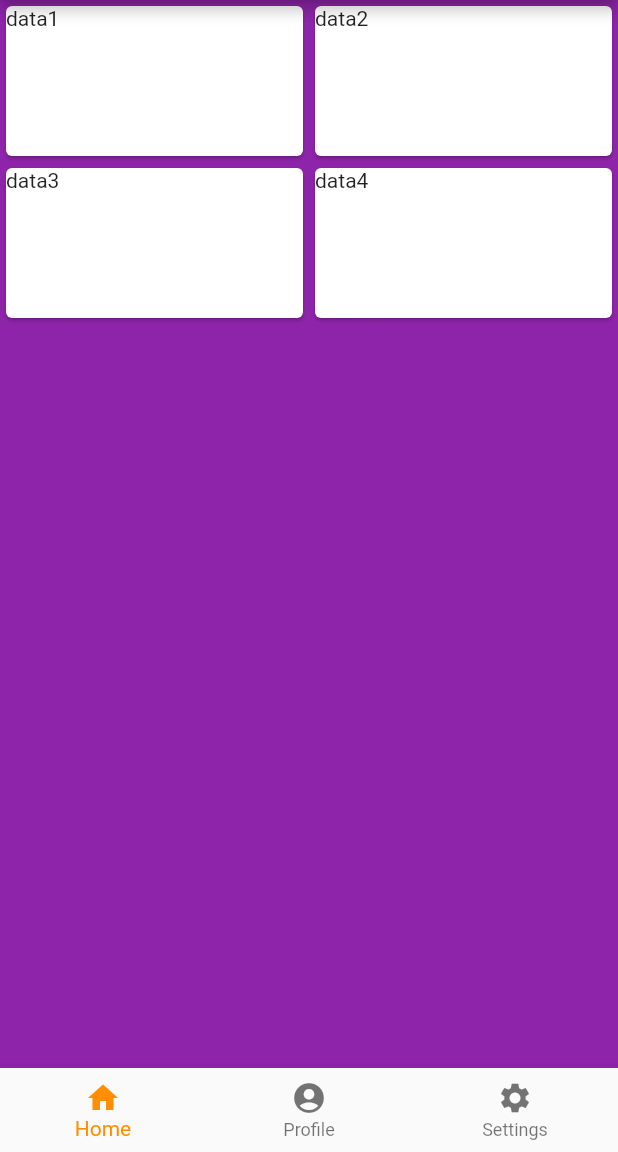
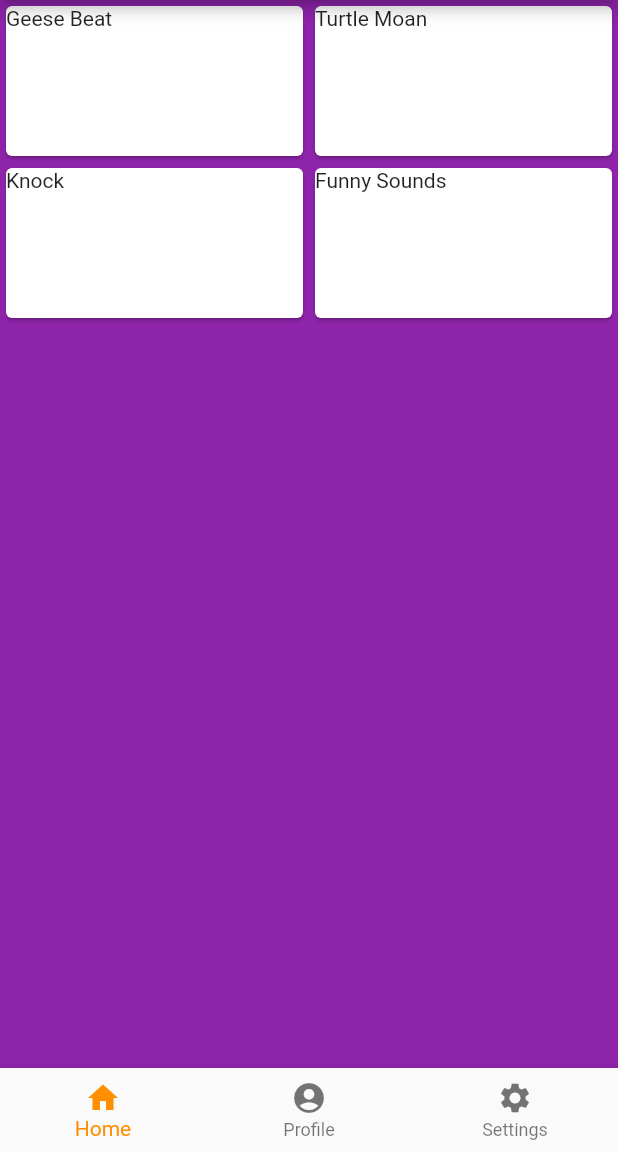
Before and after one commit to Mickeybab/flutter-part1, a Flutter app: the screen it shows after launch, on a phone screen of 412 x 824 dp, the part 84-1236 px from its top. Run offline on Flutter 3.47's test engine with Material 2 defaults, Android fonts, the phone set to English and light mode, and no system bars; our stand-ins replace audioplayers.

Commit message:
[FIX] Sound Player

```diff
--- a/lib/components/home.dart
+++ b/lib/components/home.dart
@@ -12,12 +12,16 @@ class Home extends StatelessWidget {
       child: Column(
         children: <Widget>[
           SoundRow(
-            data1: "data1",
-            data2: "data2",
+            soundTitle1: "Geese Beat",
+            soundFile1: "sound/GeeseBeat.mp3",
+            soundTitle2: "Turtle Moan",
+            soundFile2: "sound/TurtleMoan.wav",
           ),
           SoundRow(
-            data1: "data3",
-            data2: "data4",
+            soundTitle1: "Knock",
+            soundFile1: "sound/Knock.wav",
+            soundTitle2: "Funny Sounds",
+            soundFile2: "sound/FunnySounds.wav",
           ),
         ],
       ),
--- a/lib/components/soundCard.dart
+++ b/lib/components/soundCard.dart
@@ -3,10 +3,11 @@ import 'package:flutter/material.dart';
 import 'package:audioplayers/audio_cache.dart';
 
 class SoundCard extends StatelessWidget {
-  final String data;
+  final String soundTitle;
+  final String soundFile;
   final player = AudioCache();
 
-  SoundCard({this.data});
+  SoundCard({this.soundTitle, this.soundFile});
 
   @override
   Widget build(BuildContext context) {
@@ -14,11 +15,11 @@ class SoundCard extends StatelessWidget {
               child: InkWell(
                 splashColor: Colors.blue.withAlpha(30),
                 onTap: () {
-                  player.play('GeeseBeat.mp3');
+                  player.play(soundFile);
                 },
                 child: Container(
                   height: 100,
-                  child: Text(data),
+                  child: Text(soundTitle),
                 ),
               ),
             );
--- a/lib/components/soundRow.dart
+++ b/lib/components/soundRow.dart
@@ -2,10 +2,17 @@ import 'package:flutter/material.dart';
 import 'soundCard.dart';
 
 class SoundRow extends StatelessWidget {
-  final String data1;
-  final String data2;
+  final String soundTitle1;
+  final String soundFile1;
+  final String soundTitle2;
+  final String soundFile2;
 
-  SoundRow({this.data1, this.data2});
+  SoundRow({
+    this.soundTitle1,
+    this.soundFile1,
+    this.soundTitle2,
+    this.soundFile2
+  });
 
   @override
   Widget build(BuildContext context) {
@@ -13,11 +20,17 @@ class SoundRow extends StatelessWidget {
           children: <Widget>[
             Expanded(
               flex: 5,
-              child: SoundCard(data: data1),
+              child: SoundCard(
+                soundTitle: soundTitle1,
+                soundFile: soundFile1,
+                ),
               ),
             Expanded(
               flex: 5,
-              child: SoundCard(data: data2),
+              child: SoundCard(
+                soundTitle: soundTitle2,
+                soundFile: soundFile2,
+                ),
               ),
           ],
         );
--- a/pubspec.yaml
+++ b/pubspec.yaml
@@ -49,6 +49,10 @@ flutter:
 
   assets:
     - assets/img/profilepicture.png
+    - assets/sound/GeeseBeat.mp3
+    - assets/sound/TurtleMoan.wav
+    - assets/sound/Knock.wav
+    - assets/sound/funnySounds.wav
 
   # The following line ensures that the Material Icons font is
   # included with your application, so that you can use the icons in
```
Also changed, not shown: pubspec.lock, 8 other files.
